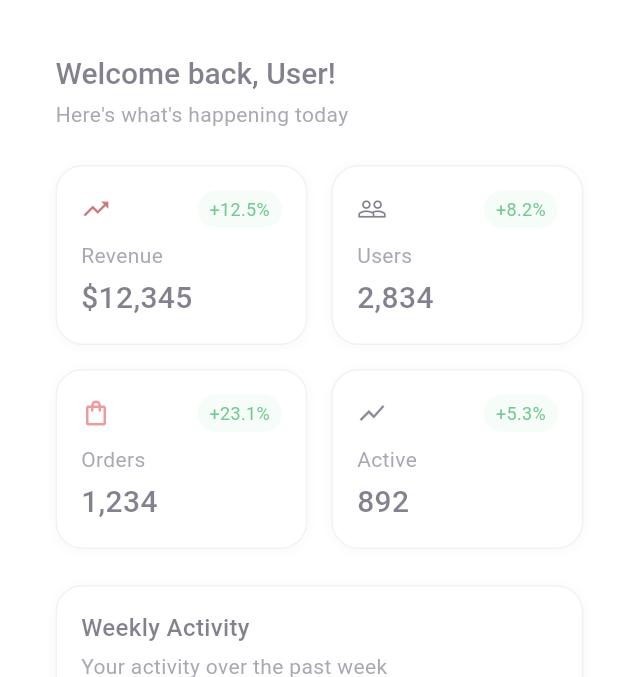
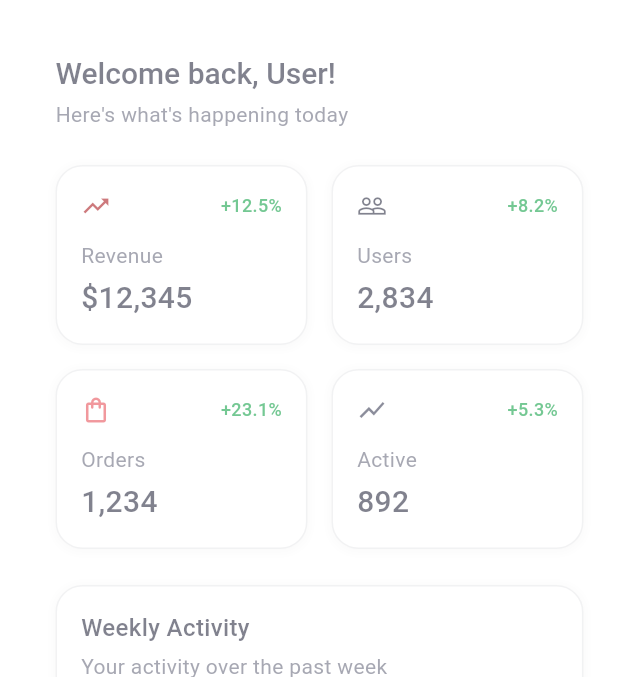
Before and after one commit to mahalingam-inapp/Boilerplate-Mobile-Application, a Flutter app: the screen it shows after launch, after a tap on "OTP", after a tap on "Send OTP", after a tap on "Verify OTP", on a phone screen of 412 x 824 dp, the part 78-755 px from its top. Run offline on Flutter 3.47's test engine with Material 3 defaults, Android fonts, the phone set to English and light mode, and no system bars; drawn by our look-alikes of fl_chart; our stand-ins replace flutter_map, flutter_riverpod, geolocator, go_router, latlong2, riverpod.

Commit message:
Updated the dashboard and notifications

```diff
--- a/lib/screens/dashboard_screen.dart
+++ b/lib/screens/dashboard_screen.dart
@@ -201,6 +201,9 @@ class _MetricCard extends StatelessWidget {
 
   @override
   Widget build(BuildContext context) {
+    final theme = Theme.of(context);
+    final isDark = theme.brightness == Brightness.dark;
+    final mutedColor = isDark ? AppColorsDark.mutedForeground : AppColors.mutedForeground;
     return AppCard(
       child: Column(
         crossAxisAlignment: CrossAxisAlignment.start,
@@ -210,19 +213,15 @@ class _MetricCard extends StatelessWidget {
             mainAxisAlignment: MainAxisAlignment.spaceBetween,
             children: [
               Icon(icon, size: 20, color: color),
-              Container(
-                padding: const EdgeInsets.symmetric(horizontal: 8, vertical: 4),
-                decoration: BoxDecoration(color: AppColors.greenSuccessBg, borderRadius: BorderRadius.circular(999)),
-                child: Text(change, style: const TextStyle(fontSize: 12, color: AppColors.greenSuccess)),
-              ),
+              Text(change, style: TextStyle(fontSize: 12, color: AppColors.greenSuccess, fontWeight: FontWeight.w500)),
             ],
           ),
           Column(
             crossAxisAlignment: CrossAxisAlignment.start,
             children: [
-              Text(label, style: TextStyle(fontSize: 14, color: AppColors.mutedForeground)),
+              Text(label, style: TextStyle(fontSize: 14, color: mutedColor)),
               const SizedBox(height: 4),
-              Text(value, style: const TextStyle(fontSize: 20, fontWeight: FontWeight.w500)),
+              Text(value, style: TextStyle(fontSize: 20, fontWeight: FontWeight.w500, color: theme.colorScheme.onSurface)),
             ],
           ),
         ],
```
